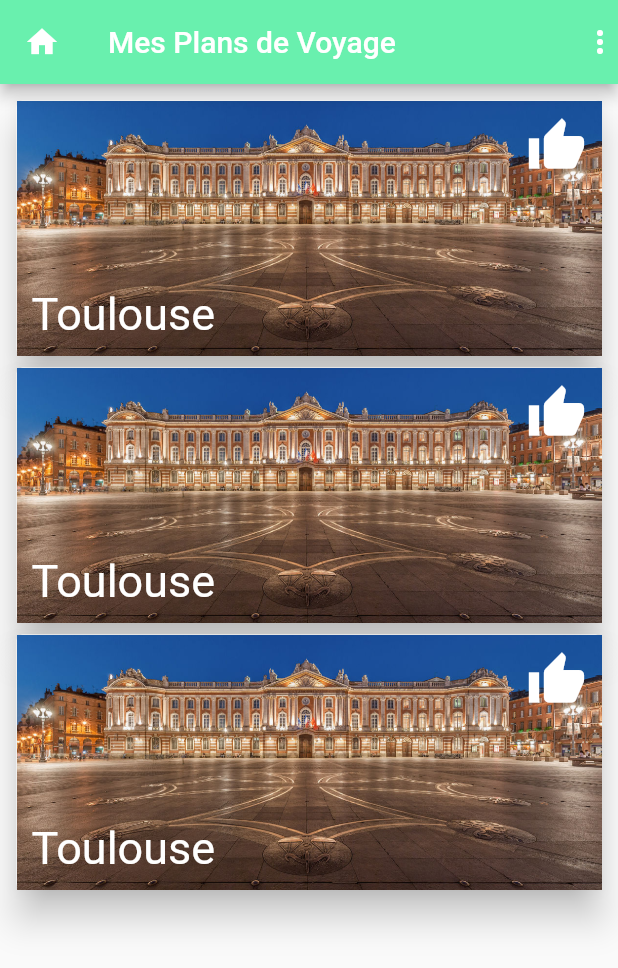
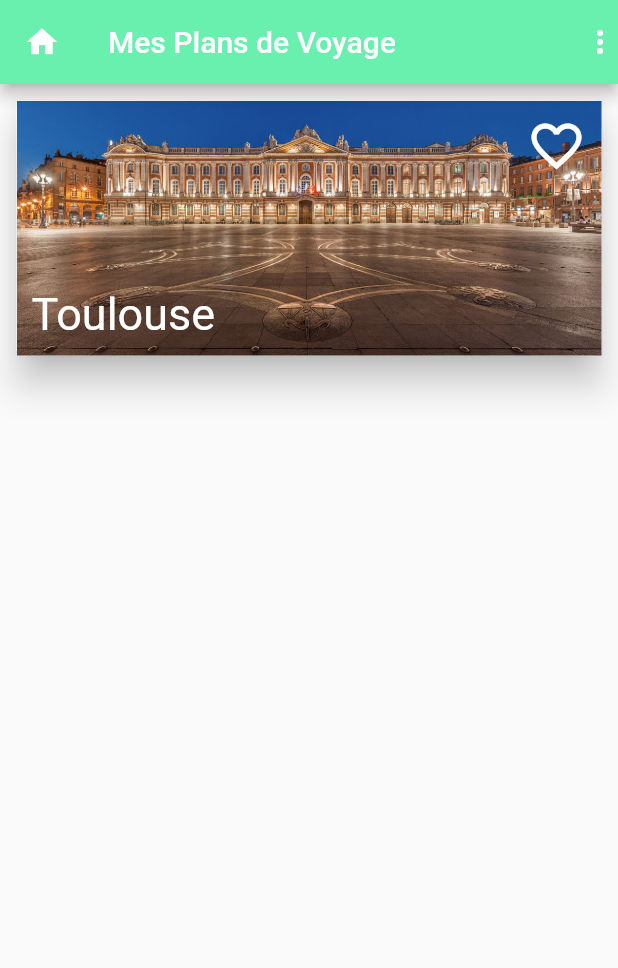
Before and after one commit to abakarabdelsalam/Projet, a Flutter app: the screen it shows after launch, on a phone screen of 412 x 824 dp. Shown: the top 968 px of the screen. Run offline on Flutter 3.47's test engine with Material 2 defaults, Android fonts, the phone set to English and light mode, and no system bars.

Commit message:
Ajoutde INK et INWELL pour permtre de réagire sur un evenement l'or de clic

```diff
--- a/lib/home.dart
+++ b/lib/home.dart
@@ -17,8 +17,6 @@ class Home extends StatelessWidget {
         child: Column(
           children: <Widget>[
             VilleCard(),
-            VilleCard(),
-            VilleCard(),
           ],
         ),
       ),
--- a/lib/ville_card.dart
+++ b/lib/ville_card.dart
@@ -10,7 +10,13 @@ class VilleCard extends StatelessWidget {
         child: Stack(
           fit: StackFit.expand,
           children: <Widget>[
-            Image.asset('assets/images/Toulouse.jpg', fit: BoxFit.cover),
+            Ink.image(
+              image: AssetImage('assets/images/Toulouse.jpg'),
+              child: InkWell(
+                onTap: () {},
+              ),
+              fit: BoxFit.cover,
+            ),
             Padding(
               padding: EdgeInsets.all(10),
               child: Column(
@@ -21,7 +27,7 @@ class VilleCard extends StatelessWidget {
                       crossAxisAlignment: CrossAxisAlignment.start,
                       children: <Widget>[
                         Icon(
-                          Icons.thumb_up,
+                          Icons.favorite_border,
                           size: 40,
                           color: Colors.white,
                         ),
```
